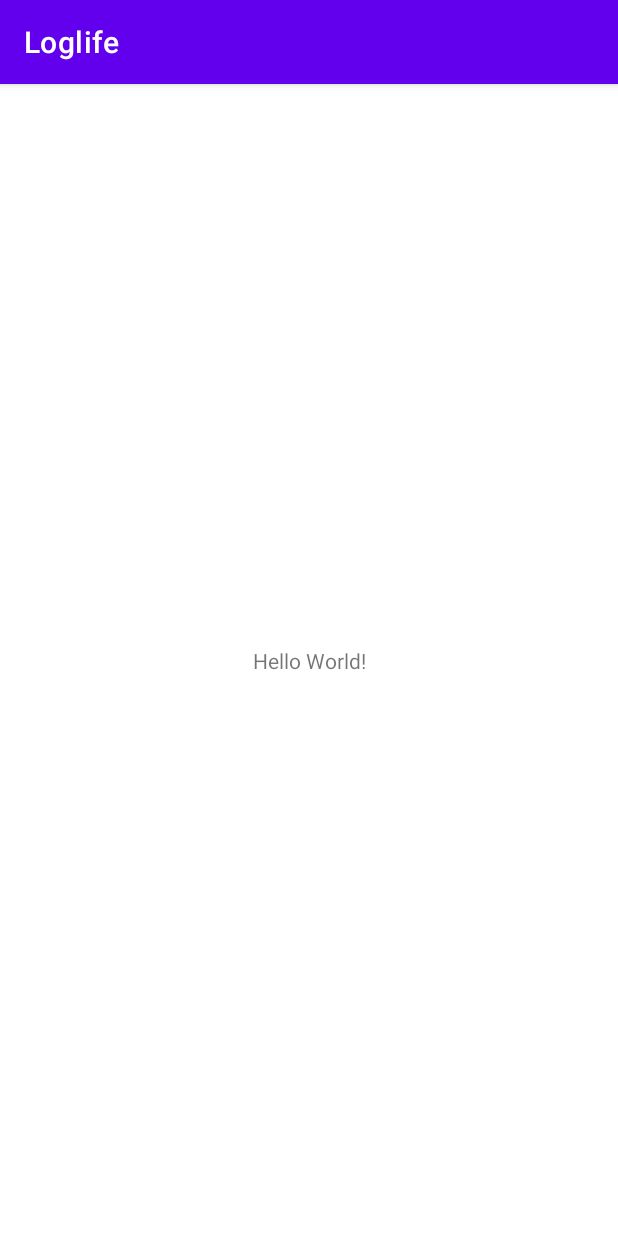
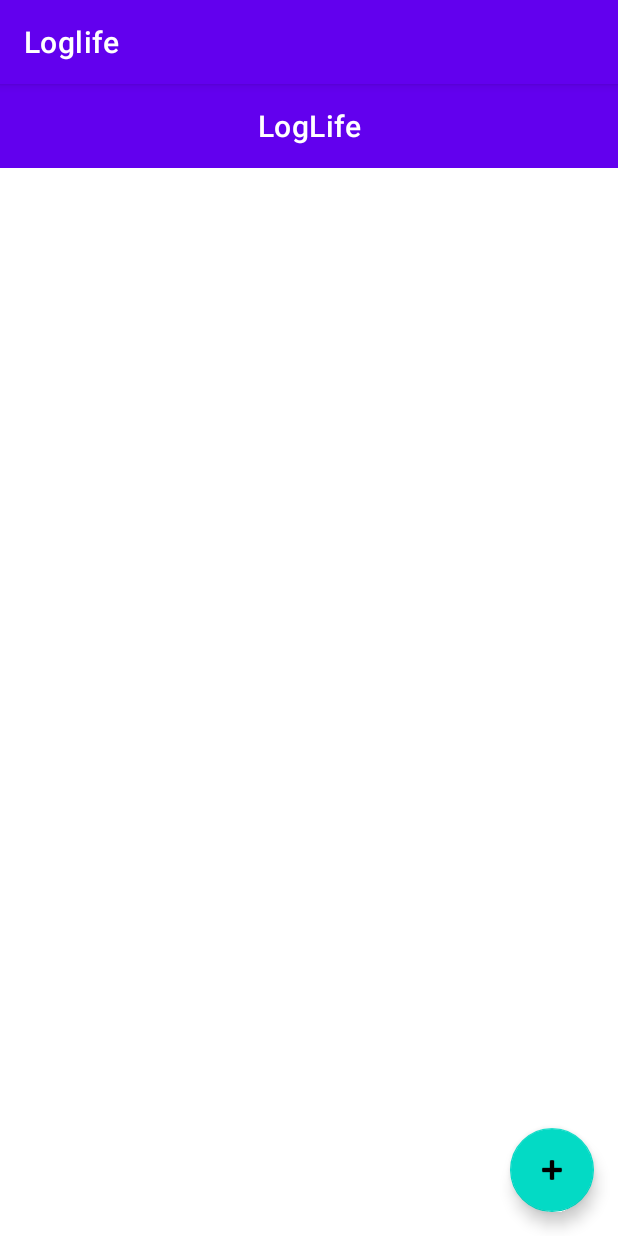
Before and after one commit to zhanze01/Loglife, an Android app: the screen it shows after launch (MainActivity before the commit, DiaryActivity after it), on a phone screen of 412 x 824 dp. Run offline under Robolectric (Android 15) with nearby library versions, the phone set to English and light mode, and no system bars.

Commit message:
Implemented Diary View

```diff
--- a/app/src/main/AndroidManifest.xml
+++ b/app/src/main/AndroidManifest.xml
@@ -10,6 +10,9 @@
         android:supportsRtl="true"
         android:theme="@style/Theme.Loglife">
         <activity
+            android:name=".DiaryActivity"
+            android:exported="false" />
+        <activity
             android:name=".MainActivity"
             android:exported="true">
             <intent-filter>
--- /dev/null
+++ b/app/src/main/java/com/school/loglife/DiaryActivity.java
@@ -0,0 +1,91 @@
+package com.school.loglife;
+
+import androidx.appcompat.app.AlertDialog;
+import androidx.appcompat.app.AppCompatActivity;
+
+import android.annotation.SuppressLint;
+import android.content.DialogInterface;
+import android.os.Bundle;
+import android.text.InputType;
+import android.view.View;
+import android.widget.AdapterView;
+import android.widget.ArrayAdapter;
+import android.widget.EditText;
+import android.widget.ListView;
+import android.widget.Toast;
+
+import com.google.android.material.floatingactionbutton.FloatingActionButton;
+
+import java.util.ArrayList;
+
+public class DiaryActivity extends AppCompatActivity {
+
+    private ListView diaryListView;
+    private ArrayList<String> diaryEntries;
+    private ArrayAdapter<String> diaryAdapter;
+    @SuppressLint("MissingInflatedId")
+    @Override
+    protected void onCreate(Bundle savedInstanceState) {
+        super.onCreate(savedInstanceState);
+        setContentView(R.layout.activity_diary);
+
+        diaryListView = findViewById(R.id.diaryList);
+        diaryEntries = new ArrayList<>();
+        diaryAdapter = new ArrayAdapter<>(this, android.R.layout.simple_list_item_1, diaryEntries);
+
+        diaryListView.setAdapter(diaryAdapter);
+
+        FloatingActionButton fab = findViewById(R.id.floatingActionButton);
+        fab.setOnClickListener(new View.OnClickListener() {
+            @Override
+            public void onClick(View view) {
+                // Erstelle einen AlertDialog Builder
+                AlertDialog.Builder builder = new AlertDialog.Builder(DiaryActivity.this);
+                builder.setTitle("Neuen Eintrag hinzufügen");
+
+                // Erstelle ein Eingabefeld für den neuen Eintrag
+                final EditText input = new EditText(DiaryActivity.this);
+                input.setInputType(InputType.TYPE_CLASS_TEXT);
+                builder.setView(input);
+
+                // Füge Buttons für "Hinzufügen" und "Abbrechen" hinzu
+                builder.setPositiveButton("Hinzufügen", new DialogInterface.OnClickListener() {
+                    @Override
+                    public void onClick(DialogInterface dialog, int which) {
+                        String newEntry = input.getText().toString().trim();
+                        if (!newEntry.isEmpty()) {
+                            addDiaryEntry(newEntry);
+                        } else {
+                            Toast.makeText(DiaryActivity.this, "Eintrag darf nicht leer sein", Toast.LENGTH_SHORT).show();
+                        }
+                    }
+                });
+                builder.setNegativeButton("Abbrechen", new DialogInterface.OnClickListener() {
+                    @Override
+                    public void onClick(DialogInterface dialog, int which) {
+                        dialog.cancel();
+                    }
+                });
+
+                // Zeige den AlertDialog an
+                builder.show();
+            }
+        });
+
+        diaryListView.setOnItemLongClickListener(new AdapterView.OnItemLongClickListener() {
+
+            public boolean onItemLongClick(AdapterView<?> parent, View view, int position, long id){
+                String entryToDelete = diaryEntries.get(position);
+                diaryEntries.remove(position);
+                diaryAdapter.notifyDataSetChanged();
+                Toast.makeText(DiaryActivity.this, "Entry deleted" + entryToDelete, Toast.LENGTH_SHORT).show();
+                return true;
+            }
+        });
+
+        }
+        private void addDiaryEntry(String entry){
+            diaryEntries.add(entry);
+            diaryAdapter.notifyDataSetChanged();
+    }
+}
--- a/app/src/main/java/com/school/loglife/MainActivity.java
+++ b/app/src/main/java/com/school/loglife/MainActivity.java
@@ -2,13 +2,16 @@ package com.school.loglife;
 
 import androidx.appcompat.app.AppCompatActivity;
 
+import android.content.Intent;
 import android.os.Bundle;
 
+
 public class MainActivity extends AppCompatActivity {
-
-    @Override
     protected void onCreate(Bundle savedInstanceState) {
         super.onCreate(savedInstanceState);
         setContentView(R.layout.activity_main);
+
+        Intent intent = new Intent(MainActivity.this, DiaryActivity.class);
+        startActivity(intent);
     }
 }
--- a/app/src/main/java/com/school/loglife/room/DiaryDataBase.java
+++ b/app/src/main/java/com/school/loglife/room/DiaryDataBase.java
@@ -2,10 +2,13 @@ package com.school.loglife.room;
 
 import androidx.room.Database;
 import androidx.room.RoomDatabase;
+import androidx.room.TypeConverters;
 
 import com.school.loglife.Diaries.Diary;
+import com.school.loglife.Users.User;
 
-@Database(entities = {Diary.class}, version = 1)
+@Database(entities = {Diary.class, User.class}, version = 1)
+@TypeConverters({Converters.class})
 public abstract class DiaryDataBase extends RoomDatabase {
 
     public abstract DiaryDao diaryDao();
--- a/app/src/main/java/com/school/loglife/room/DiaryDataBaseHelper.java
+++ b/app/src/main/java/com/school/loglife/room/DiaryDataBaseHelper.java
@@ -5,6 +5,7 @@ import android.content.Context;
 import androidx.room.Room;
 
 import com.school.loglife.Diaries.Diary;
+import com.school.loglife.Users.User;
 
 import java.util.ArrayList;
 
@@ -38,4 +39,6 @@ public class DiaryDataBaseHelper {
     public ArrayList<Diary> getAllTasks() {
         return new ArrayList<Diary>(db.diaryDao().getAllDiary());
     }
+
+    public void addUser(User user) {db.userDao().insert(user);}
 }
--- /dev/null
+++ b/app/src/main/res/layout/activity_diary.xml
@@ -0,0 +1,42 @@
+<?xml version="1.0" encoding="utf-8"?>
+<androidx.constraintlayout.widget.ConstraintLayout xmlns:android="http://schemas.android.com/apk/res/android"
+    xmlns:app="http://schemas.android.com/apk/res-auto"
+    xmlns:tools="http://schemas.android.com/tools"
+    android:layout_width="match_parent"
+    android:layout_height="match_parent"
+    tools:context=".DiaryActivity">
+
+    <com.google.android.material.appbar.MaterialToolbar
+        android:id="@+id/materialToolbar"
+        android:layout_width="match_parent"
+        android:layout_height="wrap_content"
+        android:background="?attr/colorPrimary"
+        android:minHeight="?attr/actionBarSize"
+        android:theme="?attr/actionBarTheme"
+        app:title="LogLife"
+        app:titleCentered="true"
+        app:layout_constraintTop_toTopOf="parent" />
+
+    <com.google.android.material.floatingactionbutton.FloatingActionButton
+        android:id="@+id/floatingActionButton"
+        android:layout_width="wrap_content"
+        android:layout_height="wrap_content"
+        android:layout_margin="16dp"
+        android:clickable="true"
+        android:src="@android:drawable/ic_input_add"
+        app:layout_constraintBottom_toBottomOf="parent"
+        app:layout_constraintEnd_toEndOf="parent" />
+
+
+    <ListView
+        android:id="@+id/diaryList"
+        android:layout_width="0dp"
+        android:layout_height="0dp"
+        app:layout_constraintTop_toBottomOf="@id/materialToolbar"
+        app:layout_constraintBottom_toBottomOf="parent"
+        app:layout_constraintStart_toStartOf="parent"
+        app:layout_constraintEnd_toEndOf="parent" >
+
+    </ListView>
+
+</androidx.constraintlayout.widget.ConstraintLayout>
--- a/app/src/main/res/layout/activity_main.xml
+++ b/app/src/main/res/layout/activity_main.xml
@@ -2,17 +2,9 @@
 <androidx.constraintlayout.widget.ConstraintLayout xmlns:android="http://schemas.android.com/apk/res/android"
     xmlns:app="http://schemas.android.com/apk/res-auto"
     xmlns:tools="http://schemas.android.com/tools"
+    android:id="@+id/mainLayout"
     android:layout_width="match_parent"
     android:layout_height="match_parent"
     tools:context=".MainActivity">
 
-    <TextView
-        android:layout_width="wrap_content"
-        android:layout_height="wrap_content"
-        android:text="Hello World!"
-        app:layout_constraintBottom_toBottomOf="parent"
-        app:layout_constraintLeft_toLeftOf="parent"
-        app:layout_constraintRight_toRightOf="parent"
-        app:layout_constraintTop_toTopOf="parent" />
-
 </androidx.constraintlayout.widget.ConstraintLayout>
```
Also changed, not shown: app/src/main/java/com/school/loglife/room/Converters.java (added, +15 -0 lines), app/src/main/java/com/school/loglife/Diaries/Diary.java (line endings or trailing spaces).
